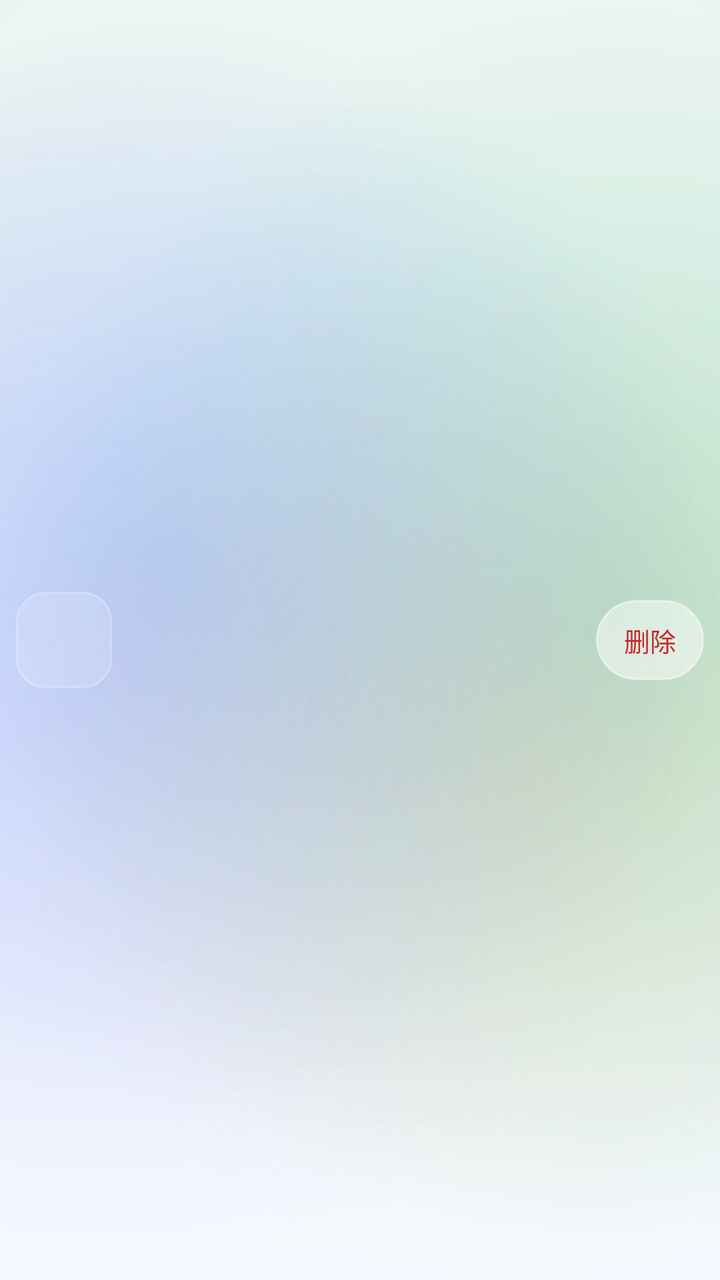
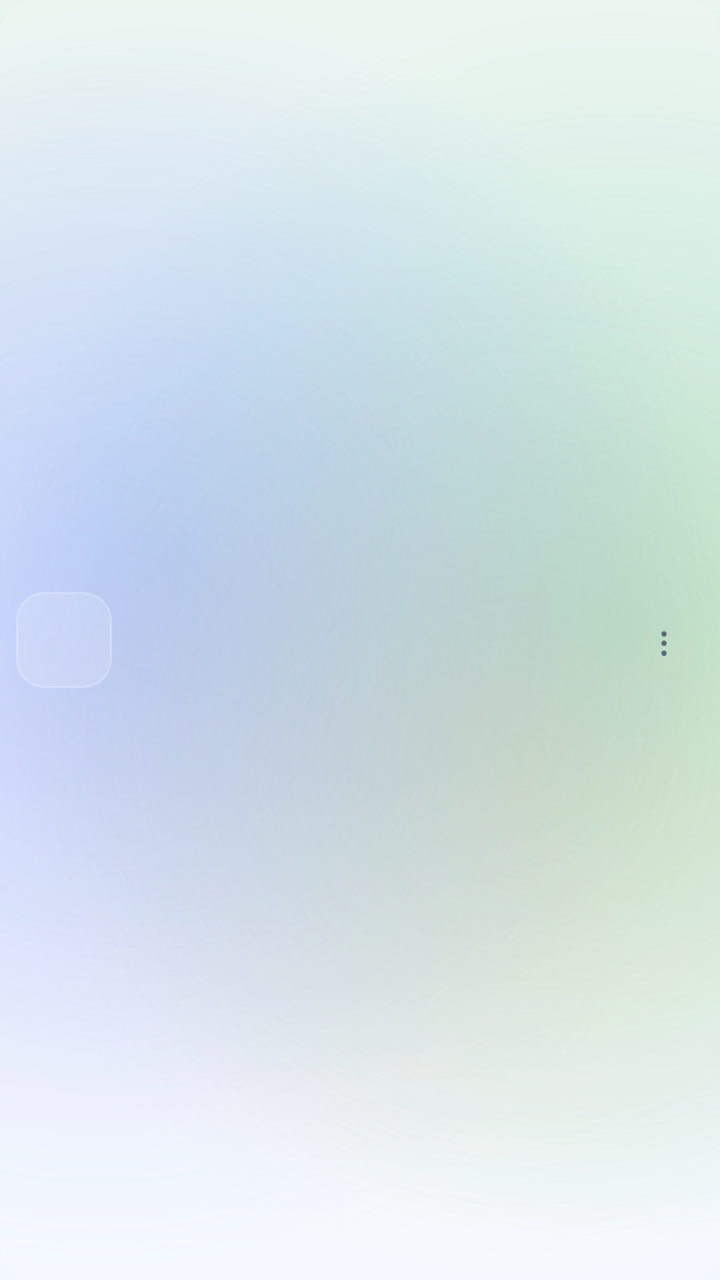

Compare the two renders of this Android layout. The source of the first and the diff that turns it into the second are given below.
<!-- AndroidManifest.xml: application theme Theme.MijiaSim -->
<!-- res/layout/item_model.xml -->
<?xml version="1.0" encoding="utf-8"?>
<LinearLayout xmlns:android="http://schemas.android.com/apk/res/android"
    android:layout_width="match_parent"
    android:layout_height="wrap_content"
    android:layout_margin="4dp"
    android:background="@drawable/bg_row_glass"
    android:gravity="center_vertical"
    android:minHeight="64dp"
    android:orientation="horizontal"
    android:paddingLeft="8dp"
    android:paddingRight="8dp"
    android:paddingTop="4dp"
    android:paddingBottom="4dp">

    <ImageView
        android:id="@+id/model_icon"
        android:layout_width="48dp"
        android:layout_height="48dp"
        android:background="@drawable/bg_model_icon"
        android:contentDescription="@null"
        android:scaleType="fitCenter" />

    <LinearLayout
        android:layout_width="0dp"
        android:layout_height="wrap_content"
        android:layout_weight="1"
        android:orientation="vertical"
        android:paddingLeft="10dp">

        <TextView
            android:id="@+id/model_name"
            android:layout_width="match_parent"
            android:layout_height="wrap_content"
            android:ellipsize="end"
            android:maxLines="1"
            android:textColor="@color/ink"
            android:textSize="15sp"
            android:textStyle="bold" />

        <TextView
            android:id="@+id/model_desc"
            android:layout_width="match_parent"
            android:layout_height="wrap_content"
            android:ellipsize="end"
            android:maxLines="2"
            android:textColor="@color/ink_muted"
            android:textSize="12sp" />
    </LinearLayout>

    <Button
        android:id="@+id/model_delete"
        style="@style/Widget.MijiaSim.Button.Danger"
        android:layout_width="wrap_content"
        android:layout_height="wrap_content"
        android:text="@string/action_delete" />

</LinearLayout>
<!-- resources referenced by this layout -->
<resources>
  <color name="ink">#FF1B1F24</color>
  <color name="ink_muted">#FF5C6B7A</color>
  <!-- drawable bg_model_icon (drawable) -->
  <?xml version="1.0" encoding="utf-8"?>
  <shape xmlns:android="http://schemas.android.com/apk/res/android"
      android:shape="rectangle">
      <solid android:color="#26FFFFFF" />
      <corners android:radius="14dp" />
      <stroke
          android:width="1dp"
          android:color="#40FFFFFF" />
  </shape>
  <string name="action_delete">删除</string>
  <style name="Widget.MijiaSim.Button.Danger" parent="Widget.MijiaSim.Button.Pill">
          <item name="android:textColor">@color/call_set</item>
      </style>
  <color name="row_pressed">#59FFFFFF</color>
  <color name="row_fill">#1FFFFFFF</color>
  <style name="Widget.MijiaSim.Button.Pill" parent="Widget.AppCompat.Button.Borderless">
          <item name="android:background">@drawable/bg_glass_pill</item>
          <item name="android:textColor">@color/button_text</item>
          <item name="android:textAllCaps">false</item>
          <item name="android:textSize">13sp</item>
          <item name="android:minWidth">0dp</item>
          <item name="android:minHeight">40dp</item>
          <item name="android:paddingLeft">14dp</item>
          <item name="android:paddingRight">14dp</item>
          <item name="android:stateListAnimator">@null</item>
      </style>
  <color name="call_set">#FFC62828</color>
  <color name="accent">#FF2bb673</color>
  <color name="accent_deep">#FF17794A</color>
  <color name="liquid_sky">#FFF3F8FF</color>
  <style name="ThemeOverlay.MijiaSim.ActionBar" parent="ThemeOverlay.AppCompat.Light">
          <item name="colorControlNormal">@color/ink</item>
          <item name="android:textColorPrimary">@color/ink</item>
      </style>
  <!-- drawable bg_glass_pill (drawable) -->
  <?xml version="1.0" encoding="utf-8"?>
  <selector xmlns:android="http://schemas.android.com/apk/res/android">
      <item
          android:state_enabled="true"
          android:state_pressed="true">
          <shape android:shape="rectangle">
              <solid android:color="@color/pill_pressed" />
              <corners android:radius="99dp" />
              <stroke
                  android:width="1dp"
                  android:color="@color/glass_stroke" />
          </shape>
      </item>
      <item android:state_enabled="false">
          <shape android:shape="rectangle">
              <solid android:color="@color/pill_disabled" />
              <corners android:radius="99dp" />
              <stroke
                  android:width="1dp"
                  android:color="@color/glass_stroke_soft" />
          </shape>
      </item>
      <item>
          <shape android:shape="rectangle">
              <solid android:color="@color/pill_fill" />
              <corners android:radius="99dp" />
              <stroke
                  android:width="1dp"
                  android:color="@color/glass_stroke" />
          </shape>
      </item>
  </selector>
  <color name="liquid_mist">#FFEAF4EF</color>
  <color name="blob_mint">#552BB673</color>
  <color name="blob_blue">#4D4C9AFF</color>
  <color name="blob_violet">#3D8E7CFF</color>
  <color name="blob_amber">#2EF2A33C</color>
  <style name="TextAppearance.MijiaSim.ActionBar.Title" parent="TextAppearance.AppCompat.Widget.ActionBar.Title">
          <item name="android:textColor">@color/ink</item>
          <item name="android:textSize">19sp</item>
      </style>
  <style name="TextAppearance.MijiaSim.ActionBar.Subtitle" parent="TextAppearance.AppCompat.Widget.ActionBar.Subtitle">
          <item name="android:textColor">@color/ink_muted</item>
      </style>
  <color name="pill_pressed">#B3FFFFFF</color>
  <color name="glass_stroke">#80FFFFFF</color>
  <color name="pill_disabled">#40FFFFFF</color>
  <color name="glass_stroke_soft">#4DFFFFFF</color>
  <color name="pill_fill">#80FFFFFF</color>
  <color name="bar_bottom">#D9FFFFFF</color>
  <color name="bar_top">#F2FFFFFF</color>
  <color name="dialog_fill">#F7FFFFFF</color>
  <!-- unchanged entries left out for length: 7 -->
</resources>

<!-- the commit's change to res/layout/item_model.xml (unified diff, before → after) -->
@@ -47,11 +47,18 @@
             android:textSize="12sp" />
     </LinearLayout>
 
-    <Button
-        android:id="@+id/model_delete"
-        style="@style/Widget.MijiaSim.Button.Danger"
-        android:layout_width="wrap_content"
-        android:layout_height="wrap_content"
-        android:text="@string/action_delete" />
+    
+    <TextView
+        android:id="@+id/model_more"
+        android:layout_width="40dp"
+        android:layout_height="48dp"
+        android:background="?attr/selectableItemBackgroundBorderless"
+        android:clickable="true"
+        android:contentDescription="@string/action_more"
+        android:focusable="true"
+        android:gravity="center"
+        android:text="@string/action_more_glyph"
+        android:textColor="@color/ink_muted"
+        android:textSize="20sp" />
 
 </LinearLayout>
<!-- resource entries referenced after the edit -->
@@ -12,24 +12,10 @@
           android:width="1dp"
           android:color="#40FFFFFF" />
   </shape>
-  <string name="action_delete">删除</string>
-  <style name="Widget.MijiaSim.Button.Danger" parent="Widget.MijiaSim.Button.Pill">
-          <item name="android:textColor">@color/call_set</item>
-      </style>
+  <string name="action_more">更多操作</string>
+  <string name="action_more_glyph">⋮</string>
   <color name="row_pressed">#59FFFFFF</color>
   <color name="row_fill">#1FFFFFFF</color>
-  <style name="Widget.MijiaSim.Button.Pill" parent="Widget.AppCompat.Button.Borderless">
-          <item name="android:background">@drawable/bg_glass_pill</item>
-          <item name="android:textColor">@color/button_text</item>
-          <item name="android:textAllCaps">false</item>
-          <item name="android:textSize">13sp</item>
-          <item name="android:minWidth">0dp</item>
-          <item name="android:minHeight">40dp</item>
-          <item name="android:paddingLeft">14dp</item>
-          <item name="android:paddingRight">14dp</item>
-          <item name="android:stateListAnimator">@null</item>
-      </style>
-  <color name="call_set">#FFC62828</color>
   <color name="accent">#FF2bb673</color>
   <color name="accent_deep">#FF17794A</color>
   <color name="liquid_sky">#FFF3F8FF</color>
@@ -37,39 +23,6 @@
           <item name="colorControlNormal">@color/ink</item>
           <item name="android:textColorPrimary">@color/ink</item>
       </style>
-  <!-- drawable bg_glass_pill (drawable) -->
-  <?xml version="1.0" encoding="utf-8"?>
-  <selector xmlns:android="http://schemas.android.com/apk/res/android">
-      <item
-          android:state_enabled="true"
-          android:state_pressed="true">
-          <shape android:shape="rectangle">
-              <solid android:color="@color/pill_pressed" />
-              <corners android:radius="99dp" />
-              <stroke
-                  android:width="1dp"
-                  android:color="@color/glass_stroke" />
-          </shape>
-      </item>
-      <item android:state_enabled="false">
-          <shape android:shape="rectangle">
-              <solid android:color="@color/pill_disabled" />
-              <corners android:radius="99dp" />
-              <stroke
-                  android:width="1dp"
-                  android:color="@color/glass_stroke_soft" />
-          </shape>
-      </item>
-      <item>
-          <shape android:shape="rectangle">
-              <solid android:color="@color/pill_fill" />
-              <corners android:radius="99dp" />
-              <stroke
-                  android:width="1dp"
-                  android:color="@color/glass_stroke" />
-          </shape>
-      </item>
-  </selector>
   <color name="liquid_mist">#FFEAF4EF</color>
   <color name="blob_mint">#552BB673</color>
   <color name="blob_blue">#4D4C9AFF</color>
@@ -82,11 +35,7 @@
   <style name="TextAppearance.MijiaSim.ActionBar.Subtitle" parent="TextAppearance.AppCompat.Widget.ActionBar.Subtitle">
           <item name="android:textColor">@color/ink_muted</item>
       </style>
-  <color name="pill_pressed">#B3FFFFFF</color>
   <color name="glass_stroke">#80FFFFFF</color>
-  <color name="pill_disabled">#40FFFFFF</color>
-  <color name="glass_stroke_soft">#4DFFFFFF</color>
-  <color name="pill_fill">#80FFFFFF</color>
   <color name="bar_bottom">#D9FFFFFF</color>
   <color name="bar_top">#F2FFFFFF</color>
   <color name="dialog_fill">#F7FFFFFF</color>
